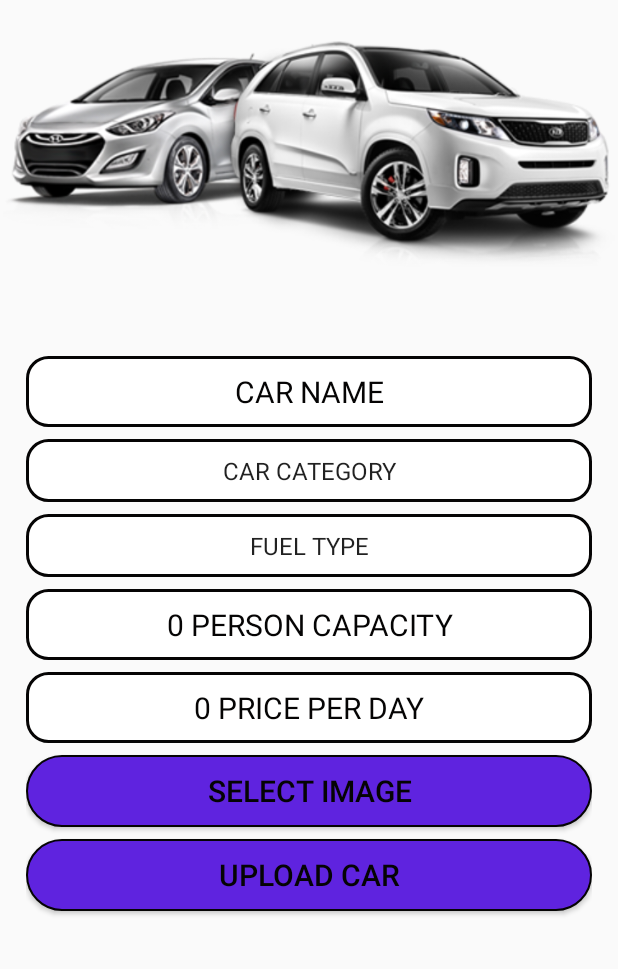
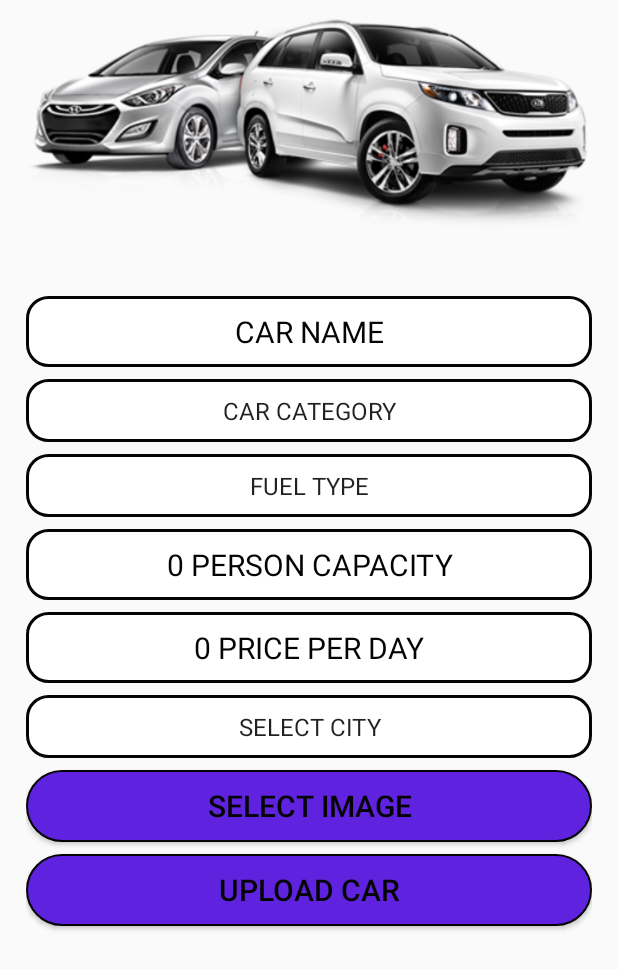
Before and after one commit to ebuddiess/AndroidSummerTrainingProject, an Android app: the ManageCar screen opened directly, with no data from a screen before it, on a phone screen of 412 x 824 dp. Shown: the top 969 px of the screen. Run offline under Robolectric (Android 15) with nearby library versions, the phone set to English and light mode, and no system bars; our stand-ins replace Firebase (no records; nobody signed in at launch, a user with empty details on screens opened directly).

Commit message:
Car city Attribute Added in Manage Car Module

```diff
--- a/app/src/main/java/com/example/ebuddiess/vehiclerentalsystem/ManageCars/Car.java
+++ b/app/src/main/java/com/example/ebuddiess/vehiclerentalsystem/ManageCars/Car.java
@@ -9,10 +9,12 @@ public class Car {
     int seating_capcaity;
     String uploadedby;
     int pricing;
+    String carcity;
     Car(){
 
     }
-    public Car(String carid, String carName, String car_image_url, String car_category, String fuelType, int seating_capcaity, String uploadedby, int pricing) {
+
+    public Car(String carid, String carName, String car_image_url, String car_category, String fuelType, int seating_capcaity, String uploadedby, int pricing, String carcity) {
         this.carid = carid;
         this.carName = carName;
         this.car_image_url = car_image_url;
@@ -21,6 +23,7 @@ public class Car {
         this.seating_capcaity = seating_capcaity;
         this.uploadedby = uploadedby;
         this.pricing = pricing;
+        this.carcity = carcity;
     }
 
     public String getCarid() {
@@ -86,4 +89,12 @@ public class Car {
     public void setPricing(int pricing) {
         this.pricing = pricing;
     }
+
+    public String getCarcity() {
+        return carcity;
+    }
+
+    public void setCarcity(String carcity) {
+        this.carcity = carcity;
+    }
 }
--- a/app/src/main/java/com/example/ebuddiess/vehiclerentalsystem/ManageCars/ManageCar.java
+++ b/app/src/main/java/com/example/ebuddiess/vehiclerentalsystem/ManageCars/ManageCar.java
@@ -9,6 +9,7 @@ import android.widget.AdapterView;
 import android.widget.Button;
 import android.widget.EditText;
 import android.widget.ImageView;
+import android.widget.ProgressBar;
 import android.widget.Spinner;
 import android.widget.TextView;
 import android.widget.Toast;
@@ -26,7 +27,7 @@ import com.google.firebase.storage.UploadTask;
 
 public class ManageCar extends AppCompatActivity implements AdapterView.OnItemSelectedListener, View.OnClickListener {
     Button select_car_image, save_car_data;
-    Spinner fuelType, car_category;
+    Spinner fuelType, car_category,car_city;
     EditText carname;
     Uri carimageuri,car_image_download_url;
     String imagename;
@@ -34,9 +35,10 @@ public class ManageCar extends AppCompatActivity implements AdapterView.OnItemSe
     FirebaseAuth currentuser;
     StorageReference storageReference;
     DatabaseReference databaseReference;
-    String fuel_type_txt;
+    String fuel_type_txt,selected_car_city;
     ImageView car_image;
     int PRICE_PER_DAY;
+    ProgressBar car_upload_indicator_progressbar;
     int SEATING_CAPACTIY_CAR;
     TextView car_pricing, seating_capacity;
 
@@ -49,13 +51,16 @@ public class ManageCar extends AppCompatActivity implements AdapterView.OnItemSe
         fuelType = (Spinner) findViewById(R.id.fuel_type);
         car_category = (Spinner) findViewById(R.id.car_category);
         car_image = (ImageView)findViewById(R.id.car_image);
+        car_city = (Spinner)findViewById(R.id.car_city);
         car_pricing = (TextView) findViewById(R.id.car_seat_price);
         seating_capacity = (TextView) findViewById(R.id.seating_capactiy);
         carname = (EditText) findViewById(R.id.car_name);
         currentuser = FirebaseAuth.getInstance();
+        car_upload_indicator_progressbar = (ProgressBar)findViewById(R.id.car_image_upload_progressbar);
         databaseReference = FirebaseDatabase.getInstance().getReference("Cars");
         car_category.setOnItemSelectedListener(this);
         fuelType.setOnItemSelectedListener(this);
+        car_city.setOnItemSelectedListener(this);
         select_car_image.setOnClickListener(this);
         save_car_data.setOnClickListener(new View.OnClickListener() {
             @Override
@@ -69,10 +74,19 @@ public class ManageCar extends AppCompatActivity implements AdapterView.OnItemSe
     public void onItemSelected(AdapterView<?> adapterView, View view, int i, long l) {
         Spinner spinner = (Spinner)adapterView;
         switch (spinner.getId()){
-            case R.id.car_category:calculatePricing(i);
-            case R.id.fuel_type:getFuelType(i);
+            case R.id.car_category:calculatePricing(i);break;
+            case R.id.fuel_type:getFuelType(i);break;
+            case R.id.car_city:getCarCity(i);break;
         }
 
+    }
+
+    private void getCarCity(int i) {
+        if(i==1){
+            selected_car_city = "Delhi";
+        }else if(i==2){
+            selected_car_city = "Mumbai";
+        }
     }
 
     private void getFuelType(int i) {
@@ -120,6 +134,7 @@ public class ManageCar extends AppCompatActivity implements AdapterView.OnItemSe
         super.onActivityResult(requestCode, resultCode, data);
         if(requestCode==123&&resultCode==RESULT_OK && data!=null &&data.getData()!=null) {
             carimageuri = data.getData();
+            car_upload_indicator_progressbar.setVisibility(View.VISIBLE);
             imagename = "car"+carname.getText().toString()+System.currentTimeMillis()+ ".jpeg";
             storageReference = FirebaseStorage.getInstance().getReference("CarImages/"+imagename);
             Toast.makeText(ManageCar.this,"Uploading Please wait ......",Toast.LENGTH_LONG).show();
@@ -132,9 +147,11 @@ public class ManageCar extends AppCompatActivity implements AdapterView.OnItemSe
                       car_image_download_url = uri;
                       String carname_txt = carname.getText().toString();
                       String carid = databaseReference.push().getKey();
-                      Car newcar = new Car(carid,carname_txt,car_image_download_url.toString(),selectedCarCategory,fuel_type_txt,SEATING_CAPACTIY_CAR,currentuser.getUid(),PRICE_PER_DAY);
+                      Car newcar = new Car(carid,carname_txt,car_image_download_url.toString(),selectedCarCategory,fuel_type_txt,SEATING_CAPACTIY_CAR,currentuser.getUid(),PRICE_PER_DAY,selected_car_city);
                       databaseReference.child(carid).setValue(newcar);
                       Glide.with(ManageCar.this).load(car_image_download_url).apply(new RequestOptions().centerCrop()).into(car_image);
+                      car_upload_indicator_progressbar.setVisibility(View.INVISIBLE);
+                      Toast.makeText(ManageCar.this,"Uploaded Sucesfully......",Toast.LENGTH_LONG).show();
                       }
                   });
                 }
--- a/app/src/main/res/layout/activity_manage_car.xml
+++ b/app/src/main/res/layout/activity_manage_car.xml
@@ -7,13 +7,25 @@
     android:orientation="vertical"
     tools:context=".ManageCars.ManageCar">
 
-    <ImageView
-        android:padding="2dp"
-        android:layout_width="match_parent"
-        android:layout_height="200dp"
-        android:src="@drawable/car2"
-        android:id="@+id/car_image"
-        />
+    <RelativeLayout
+        android:layout_width="wrap_content"
+        android:layout_height="wrap_content">
+        <ImageView
+            android:scaleType="fitCenter"
+            android:padding="1dp"
+            android:layout_width="match_parent"
+            android:layout_height="160dp"
+            android:src="@drawable/car2"
+            android:id="@+id/car_image"
+            />
+        <ProgressBar
+            android:visibility="invisible"
+            android:layout_centerVertical="true"
+            android:layout_centerHorizontal="true"
+            android:id="@+id/car_image_upload_progressbar"
+            android:layout_width="wrap_content"
+            android:layout_height="wrap_content" />
+    </RelativeLayout>
 
     <LinearLayout
         android:layout_width="match_parent"
@@ -89,6 +101,20 @@
             android:id="@+id/car_seat_price"
             />
 
+        <Spinner
+            android:entries="@array/carcity"
+            android:background="@drawable/car_edittext_background"
+            android:layout_width="match_parent"
+            android:padding="10dp"
+            android:textSize="20sp"
+            android:textAlignment="center"
+            android:textColorHint="@color/colorBlack"
+            android:layout_height="wrap_content"
+            android:hint="CAR CITY"
+            android:layout_marginBottom="8dp"
+            android:id="@+id/car_city"
+            />
+
         <Button
             android:background="@drawable/btn_background_signup"
             android:layout_width="match_parent"
--- a/app/src/main/res/values/strings.xml
+++ b/app/src/main/res/values/strings.xml
@@ -27,6 +27,13 @@
         <item>Vasant Kunj</item>
     </array>
 
+    <array name="carcity">
+        <item>SELECT CITY</item>
+        <item>Delhi</item>
+        <item>Mumbai</item>
+    </array>
+
+
     <array name="city">
         <item>Delhi</item>
         <item>Mumbai</item>
```
